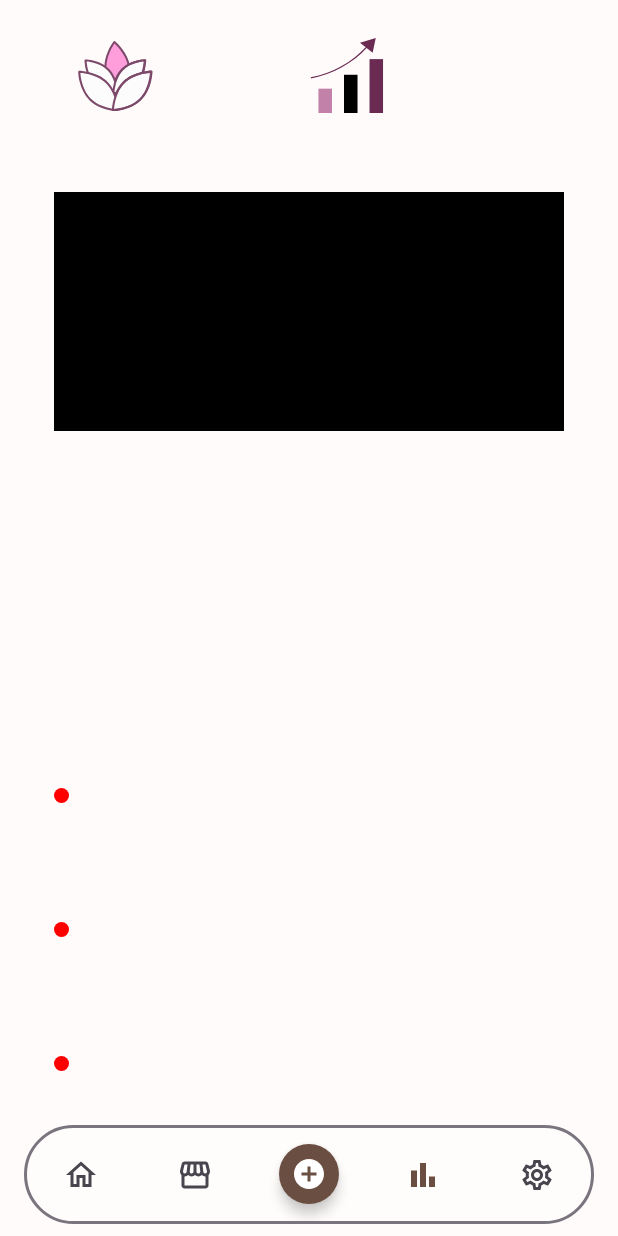
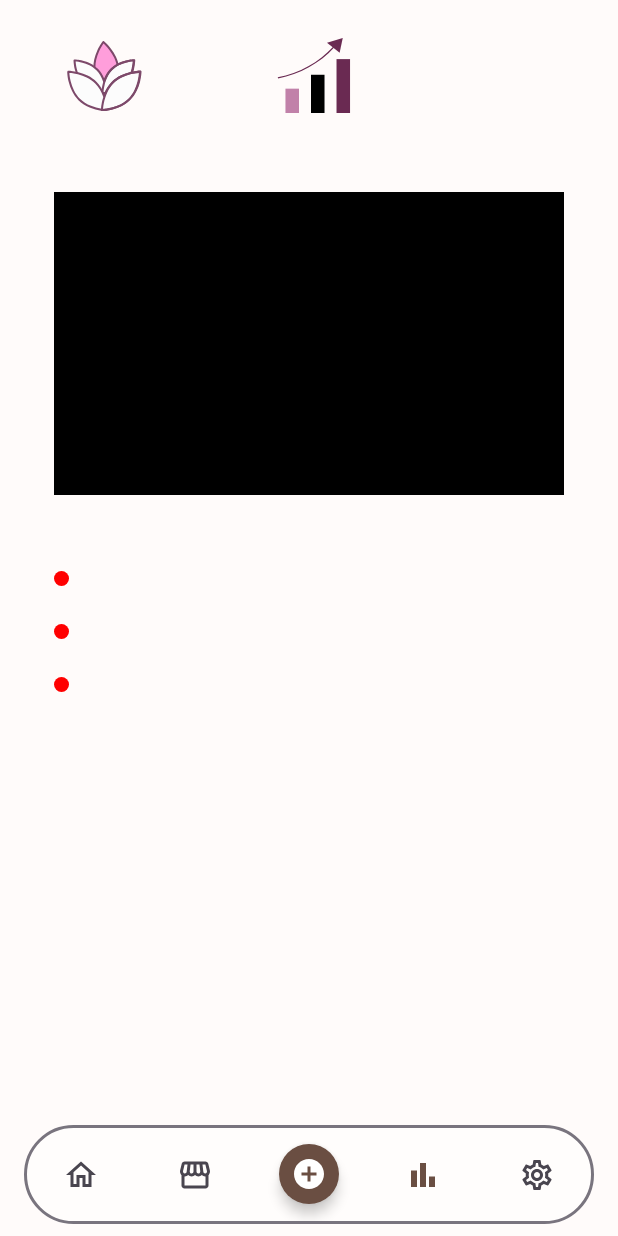
Before and after one commit to adrencina/YoShop, an Android app built with Jetpack Compose: the BalanceScreen screen opened through its navigation route, on a phone screen of 412 x 824 dp. Run offline under Robolectric (Android 15) with nearby library versions, the phone set to English and light mode, and no system bars; our stand-ins replace Dagger/Hilt's generated code, Firebase (no records; nobody signed in at launch, a user with empty details on screens opened directly).

Commit message:
11-6 balance screen viejo

```diff
--- a/app/src/main/java/com/example/claraterra/ui/screen/balance/BalanceScreen.kt
+++ b/app/src/main/java/com/example/claraterra/ui/screen/balance/BalanceScreen.kt
@@ -35,7 +35,7 @@ fun BalanceScreen(
             verticalAlignment = Alignment.CenterVertically
         ){
             Spacer(modifier = Modifier
-                .weight(0.5f))
+                .weight(1f))
 
             Image(
                 painter = painterResource(id = R.drawable.iconflower),
@@ -43,14 +43,14 @@ fun BalanceScreen(
                 modifier = Modifier
                     .size(50.dp))
 
-            Spacer(modifier = Modifier.weight(1f))
+            Spacer(modifier = Modifier.weight(2f))
 
             Image(
                 painter = painterResource(id = R.drawable.iconbalance),
                 contentDescription = "app icon balance",
                 modifier = Modifier.size(50.dp))
 
-            Spacer(modifier = Modifier.weight(1.5f)            )
+            Spacer(modifier = Modifier.weight(4f)            )
 
         }
         },
@@ -65,10 +65,10 @@ fun BalanceScreen(
             ) {
                 Box(modifier = Modifier
                     .fillMaxWidth()
-                    .weight(1f)
+                    .weight(4f)
                     .background(Color.Black))
 
-                Spacer(modifier = Modifier.weight(1.5f))
+                Spacer(modifier = Modifier.weight(1f))
 
                 Row {
                     Box(modifier = Modifier
@@ -102,6 +102,9 @@ fun BalanceScreen(
                     )
                 }
 
+                Spacer(modifier = Modifier.weight(5f))
+
+
 
             }
 
```
